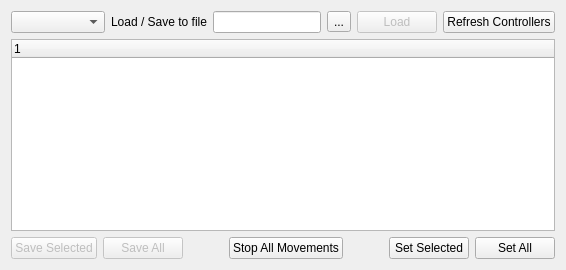
Above: sr_gui_controller_tuner/uis/SrGuiControllerTuner.ui from shadow-robot/sr-visualization before the change. Below: the same form after it.
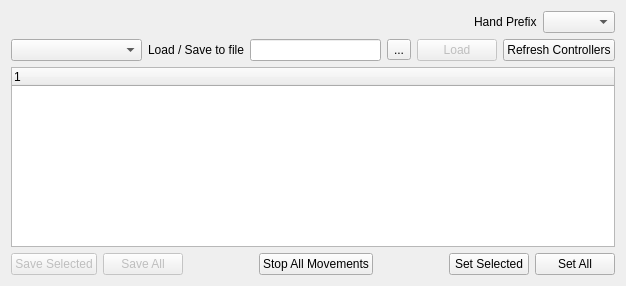
That is the form after the change.

Commit message: Added support for hand and joint prefix

Diff of the .ui file:
```diff
--- a/sr_gui_controller_tuner/uis/SrGuiControllerTuner.ui
+++ b/sr_gui_controller_tuner/uis/SrGuiControllerTuner.ui
@@ -2,6 +2,14 @@
 <ui version="4.0">
  <class>ControllerDockWidget</class>
  <widget class="QWidget" name="ControllerDockWidget">
+  <property name="geometry">
+   <rect>
+    <x>0</x>
+    <y>0</y>
+    <width>626</width>
+    <height>286</height>
+   </rect>
+  </property>
   <property name="sizePolicy">
    <sizepolicy hsizetype="Expanding" vsizetype="Expanding">
     <horstretch>0</horstretch>
@@ -19,6 +27,36 @@
      </property>
      <item>
       <layout class="QVBoxLayout" name="verticalLayout_2">
+       <item>
+        <layout class="QHBoxLayout" name="horizontalLayout_3">
+         <property name="topMargin">
+          <number>0</number>
+         </property>
+         <item>
+          <spacer name="horizontalSpacer_3">
+           <property name="orientation">
+            <enum>Qt::Horizontal</enum>
+           </property>
+           <property name="sizeHint" stdset="0">
+            <size>
+             <width>40</width>
+             <height>20</height>
+            </size>
+           </property>
+          </spacer>
+         </item>
+         <item>
+          <widget class="QLabel" name="label_2">
+           <property name="text">
+            <string>Hand Prefix</string>
+           </property>
+          </widget>
+         </item>
+         <item>
+          <widget class="QComboBox" name="select_prefix"/>
+         </item>
+        </layout>
+       </item>
        <item>
         <layout class="QHBoxLayout" name="horizontalLayout">
          <item>
```
The commit also changes 2 other files.
